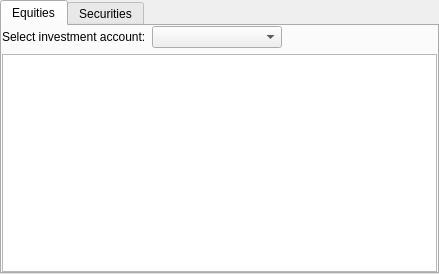
KDE/kmymoney, file kmymoney/views/kinvestmentview.ui: the form before one commit.
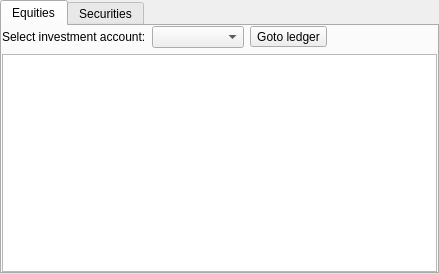
The form after the commit. Custom widgets are drawn as their Qt base class.

Commit message:
Provide method to quickly reach the ledger from the investment view
Older versions kept the investment and ledger view in sync. Since 5.2 now supports multiple ledgers this is not possible anymore. Using the new button one can quickly switch to the ledger view of the opened investment account.

FIXED-IN: 5.2.1

Diff of the .ui file:
```diff
--- a/kmymoney/views/kinvestmentview.ui
+++ b/kmymoney/views/kinvestmentview.ui
@@ -37,7 +37,7 @@
         <number>0</number>
        </property>
        <item>
-        <layout class="QHBoxLayout" stretch="70,250,300">
+        <layout class="QHBoxLayout" stretch="70,250,0,300">
          <item>
           <widget class="QLabel" name="textLabel1">
            <property name="text">
@@ -51,6 +51,13 @@
          <item>
           <widget class="KMyMoneyAccountCombo" name="m_accountComboBox"/>
          </item>
+         <item>
+          <widget class="QToolButton" name="m_ledgerButton">
+           <property name="text">
+            <string>Goto ledger</string>
+           </property>
+          </widget>
+         </item>
          <item>
           <spacer name="spacer1">
            <property name="orientation">
```
The commit also changes 1 other file.
